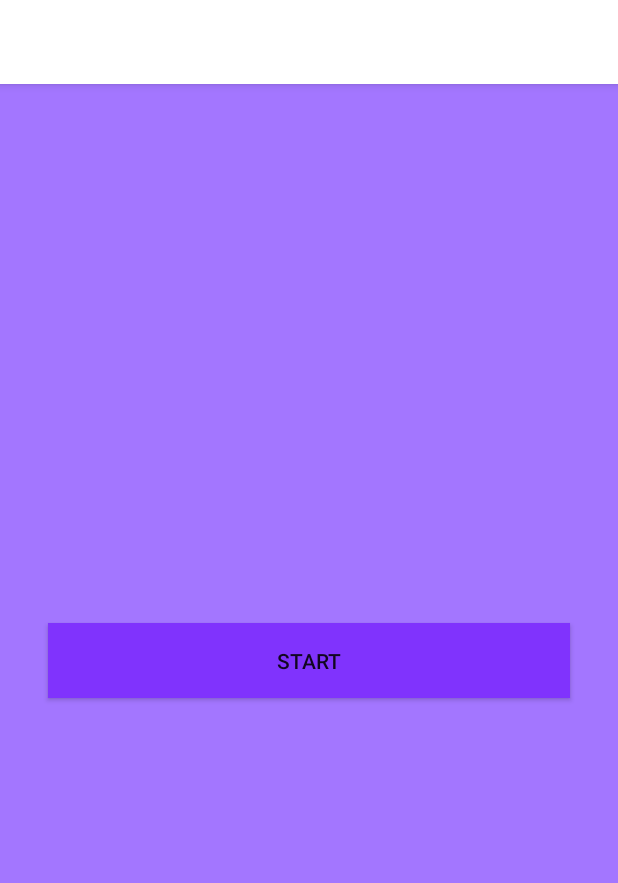
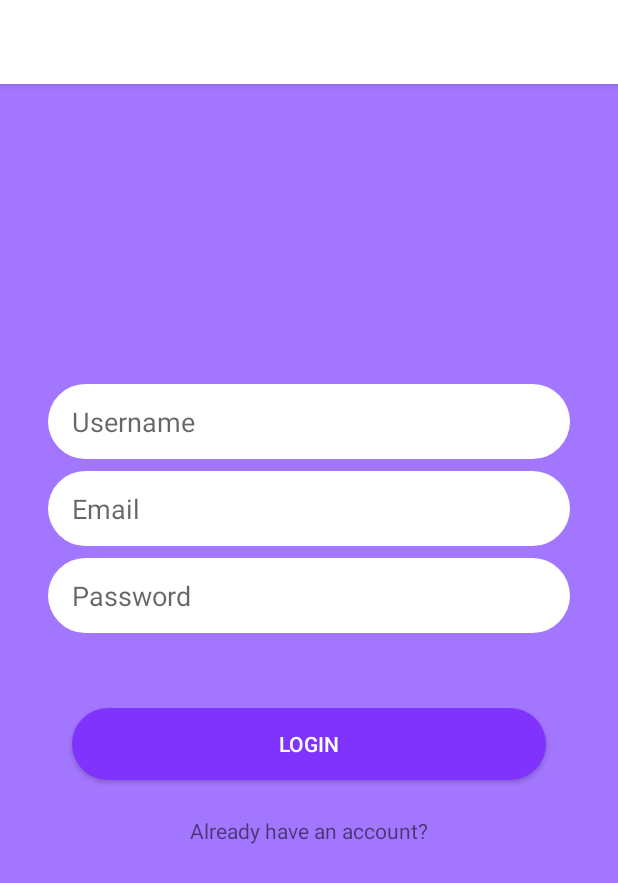
Before and after one commit to kamaljohnson/rit-sanitary-napkins-soft, an Android app: the screen it shows after launch (MainActivity before the commit, LoginActivity after it), after a tap on "START", on a phone screen of 412 x 824 dp. Shown: the top 883 px of the screen. Run offline under Robolectric (Android 15) with nearby library versions, the light colour scheme and no system bars; our stand-ins replace Firebase (no records; nobody signed in at launch, a user with empty details on screens opened directly).

Commit message:
implemented login-firebase via email-password

```diff
--- a/rit-sanitary-napkins-soft/app/build.gradle
+++ b/rit-sanitary-napkins-soft/app/build.gradle
@@ -33,9 +33,15 @@ dependencies {
     testImplementation 'junit:junit:4.12'
     androidTestImplementation 'com.android.support.test:runner:1.0.2'
     androidTestImplementation 'com.android.support.test.espresso:espresso-core:3.0.2'
+
     implementation 'com.google.android.gms:play-services-vision:17.0.2'
+
     implementation 'com.google.firebase:firebase-core:16.0.8'
     implementation 'com.google.firebase:firebase-auth:16.2.1'
+
+    implementation 'come.google.firebase:firebase-storage:16.0.1'
+    implementation 'come.google.firebase:firebase-database:16.0.1'
+
 }
 
 apply plugin: 'com.google.gms.google-services'
--- a/rit-sanitary-napkins-soft/app/src/main/java/com/xborggames/ivending/MainActivity.kt
+++ b/rit-sanitary-napkins-soft/app/src/main/java/com/xborggames/ivending/MainActivity.kt
@@ -12,7 +12,7 @@ class MainActivity : AppCompatActivity() {
         setContentView(R.layout.activity_main)
 
         start_button.setOnClickListener {
-            val intent = Intent(this, PhoneLoginActivity::class.java)
+            val intent = Intent(this, LoginActivity::class.java)
             startActivity(intent)
         }
     }
--- /dev/null
+++ b/rit-sanitary-napkins-soft/app/src/main/res/drawable/rounded_button.xml
@@ -0,0 +1,6 @@
+<?xml version="1.0" encoding="utf-8"?>
+<shape xmlns:android="http://schemas.android.com/apk/res/android">
+
+    <solid android:color="@color/colorPrimaryDark"/>
+    <corners android:radius="25dp"/>
+</shape>
--- /dev/null
+++ b/rit-sanitary-napkins-soft/app/src/main/res/drawable/rounded_edittext_register.xml
@@ -0,0 +1,7 @@
+<?xml version="1.0" encoding="utf-8"?>
+<shape xmlns:android="http://schemas.android.com/apk/res/android">
+
+    <solid android:color="@android:color/white"/>
+    <corners android:radius="25dp"/>
+
+</shape>
--- a/rit-sanitary-napkins-soft/app/src/main/res/layout/activity_login.xml
+++ b/rit-sanitary-napkins-soft/app/src/main/res/layout/activity_login.xml
@@ -7,57 +7,65 @@
         android:layout_height="match_parent"
         tools:context=".LoginActivity" android:background="@color/colorAccent">
     <EditText
+            android:paddingLeft="16dp"
             android:layout_width="0dp"
             android:layout_height="50dp"
             android:inputType="textPersonName"
             android:text=""
             android:ems="10"
-            android:id="@+id/editText"
-            app:layout_constraintStart_toStartOf="@+id/editText3"
-            app:layout_constraintEnd_toEndOf="@+id/editText3"
-            android:background="@color/colorPrimary"
-            android:hint="Email" android:layout_marginTop="8dp" app:layout_constraintTop_toBottomOf="@+id/editText3"/>
+            android:id="@+id/email_edit_text"
+            app:layout_constraintStart_toStartOf="@+id/username_edit_text"
+            app:layout_constraintEnd_toEndOf="@+id/username_edit_text"
+            android:background="@drawable/rounded_edittext_register"
+            android:hint="Email"
+            android:layout_marginTop="8dp"
+            app:layout_constraintTop_toBottomOf="@+id/username_edit_text"/>
     <EditText
+            android:paddingLeft="16dp"
+            android:layout_width="0dp"
+            android:layout_height="50dp"
+            android:inputType="textWebPassword"
+            android:text=""
+            android:ems="10"
+            android:id="@+id/password_edit_text" android:layout_marginTop="8dp"
+            app:layout_constraintTop_toBottomOf="@+id/email_edit_text"
+            app:layout_constraintEnd_toEndOf="@+id/email_edit_text"
+            app:layout_constraintStart_toStartOf="@+id/email_edit_text"
+            android:background="@drawable/rounded_edittext_register"
+            android:hint="@string/password"
+    />
+    <EditText
+            android:paddingLeft="16dp"
             android:layout_width="0dp"
             android:layout_height="50dp"
             android:inputType="textPersonName"
             android:text=""
             android:ems="10"
-            android:id="@+id/editText2" android:layout_marginTop="16dp"
-            app:layout_constraintTop_toBottomOf="@+id/editText"
-            app:layout_constraintEnd_toEndOf="@+id/editText" app:layout_constraintStart_toStartOf="@+id/editText"
-            android:background="@color/colorPrimary"
-            android:hint="Password"/>
-    <EditText
-            android:layout_width="0dp"
-            android:layout_height="50dp"
-            android:inputType="textPersonName"
-            android:text=""
-            android:ems="10"
-            android:id="@+id/editText3" android:layout_marginTop="50dp"
+            android:id="@+id/username_edit_text" android:layout_marginTop="200dp"
             app:layout_constraintTop_toTopOf="parent" android:layout_marginEnd="32dp"
             app:layout_constraintEnd_toEndOf="parent" android:layout_marginRight="32dp"
             android:layout_marginStart="32dp"
             app:layout_constraintStart_toStartOf="parent" android:layout_marginLeft="32dp"
-            android:background="@color/colorPrimary"
+            android:background="@drawable/rounded_edittext_register"
             android:hint="Username"
     />
     <Button
             android:text="Login"
             android:layout_width="0dp"
             android:layout_height="wrap_content"
-            android:id="@+id/button" android:layout_marginTop="50dp"
-            app:layout_constraintTop_toBottomOf="@+id/editText2" app:layout_constraintEnd_toEndOf="@+id/editText2"
-            app:layout_constraintStart_toStartOf="@+id/editText2" android:layout_marginRight="16dp"
+            android:id="@+id/login_button" android:layout_marginTop="50dp"
+            app:layout_constraintTop_toBottomOf="@+id/password_edit_text"
+            app:layout_constraintEnd_toEndOf="@+id/password_edit_text"
+            app:layout_constraintStart_toStartOf="@+id/password_edit_text" android:layout_marginRight="16dp"
             android:layout_marginEnd="16dp" android:layout_marginLeft="16dp" android:layout_marginStart="16dp"
-            android:background="@color/colorPrimaryDark"
+            android:background="@drawable/rounded_button"
             android:textColor="@color/colorPrimary"
     />
     <TextView
             android:text="Already have an account?"
             android:layout_width="wrap_content"
             android:layout_height="wrap_content"
-            android:id="@+id/textView3" android:layout_marginTop="24dp"
-            app:layout_constraintTop_toBottomOf="@+id/button" app:layout_constraintEnd_toEndOf="@+id/button"
-            app:layout_constraintStart_toStartOf="@+id/button"/>
+            android:id="@+id/already_have_account_textview" android:layout_marginTop="24dp"
+            app:layout_constraintTop_toBottomOf="@+id/login_button" app:layout_constraintEnd_toEndOf="@+id/login_button"
+            app:layout_constraintStart_toStartOf="@+id/login_button"/>
 </android.support.constraint.ConstraintLayout>
--- a/rit-sanitary-napkins-soft/app/src/main/res/values/strings.xml
+++ b/rit-sanitary-napkins-soft/app/src/main/res/values/strings.xml
@@ -11,4 +11,5 @@
     <string name="invalid_username">Not a valid username</string>
     <string name="invalid_password">Password must be >5 characters</string>
     <string name="login_failed">"Login failed"</string>
+    <string name="password">Password</string>
 </resources>
```
Also changed, not shown: rit-sanitary-napkins-soft/app/src/main/java/com/xborggames/ivending/LoginActivity.kt (+29 -0 lines).
